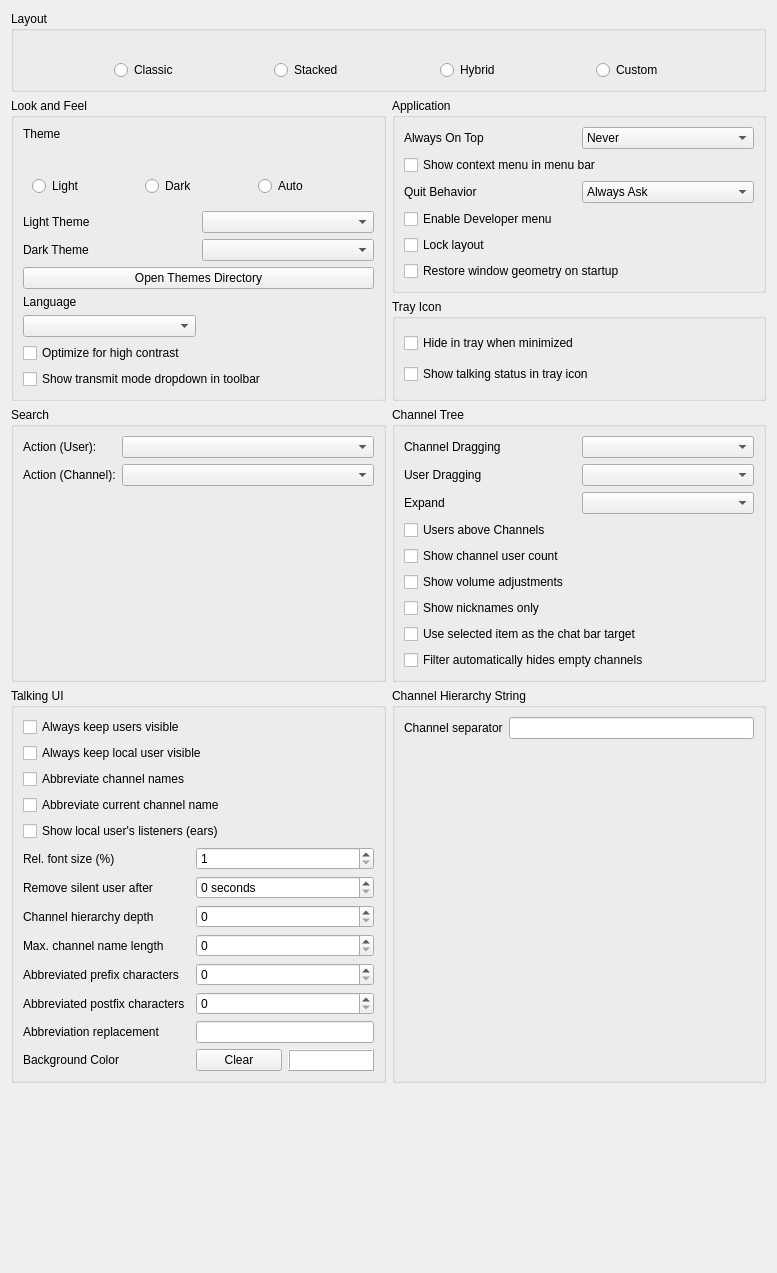
Above: src/mumble/LookConfig.ui from mumble-voip/mumble before the change. Below: the same form after it.
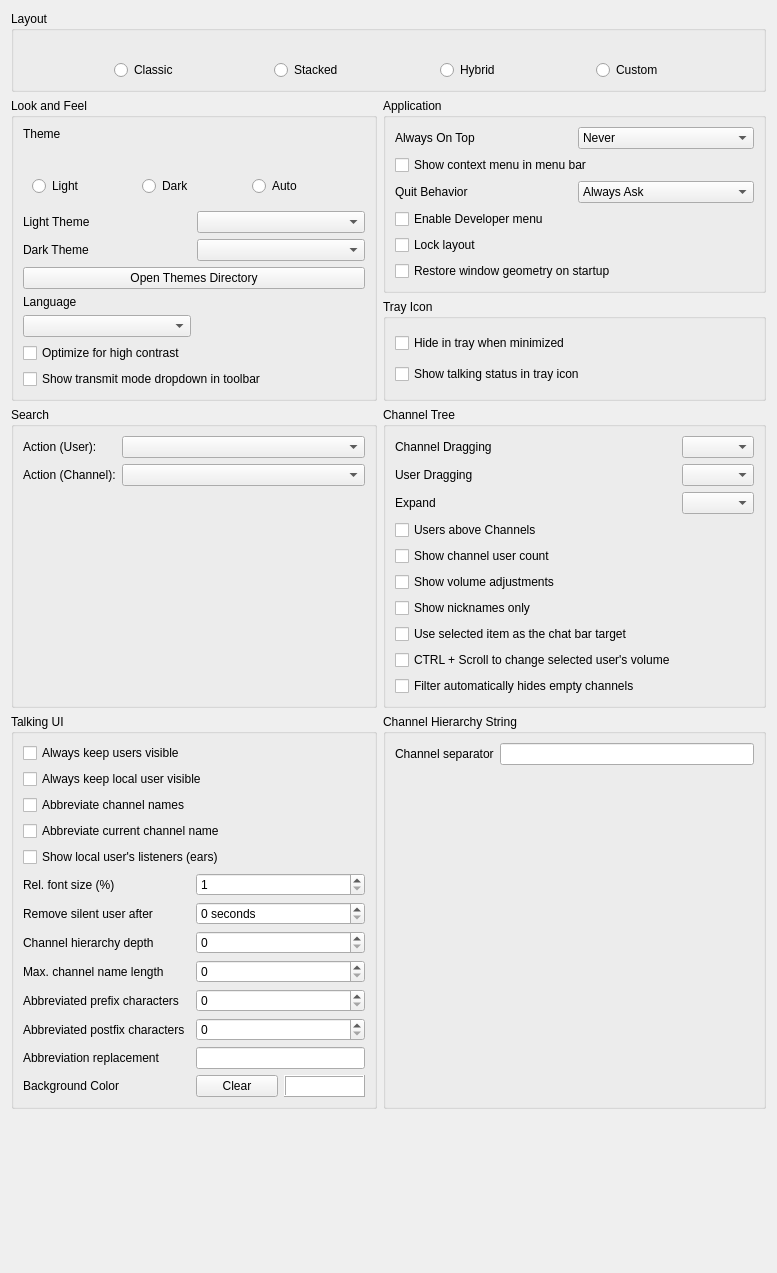
That is the form after the change. Icons and pictures are not drawn. Custom widgets are drawn as their Qt base class.

Commit message: FEAT(client): Control + mouse wheel scroll to adjust local volume

The edit to the form file:
```diff
--- a/src/mumble/LookConfig.ui
+++ b/src/mumble/LookConfig.ui
@@ -912,7 +912,7 @@
       <string>Channel Tree</string>
      </property>
      <layout class="QGridLayout" name="gridLayout_2" columnstretch="0,0">
-      <item row="8" column="0" colspan="2">
+      <item row="9" column="0" colspan="2">
        <widget class="QCheckBox" name="qcbFilterHidesEmptyChannels">
         <property name="text">
          <string>Filter automatically hides empty channels</string>
@@ -1038,6 +1038,16 @@
         </property>
        </widget>
       </item>
+      <item row="8" column="0">
+       <widget class="QCheckBox" name="qcbCtrlScrollLocalVolAdj">
+        <property name="toolTip">
+         <string>Whether to change the local volume adjustment for the selected user when scrolling the mouse wheel up (increase) or down (decrease) while Control is pressed.</string>
+        </property>
+        <property name="text">
+         <string>CTRL + Scroll to change selected user's volume</string>
+        </property>
+       </widget>
+      </item>
      </layout>
     </widget>
    </item>
```
Left out of the diff: 1 changed line with no effect on the pictures. The commit also changes 10 other files.
